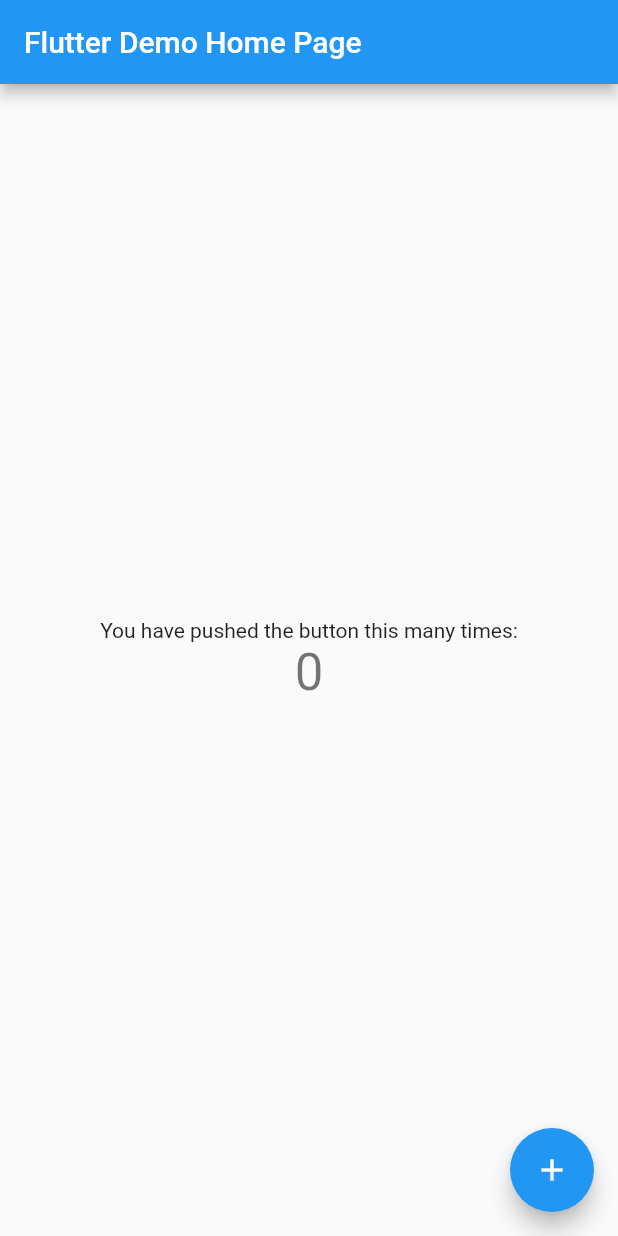
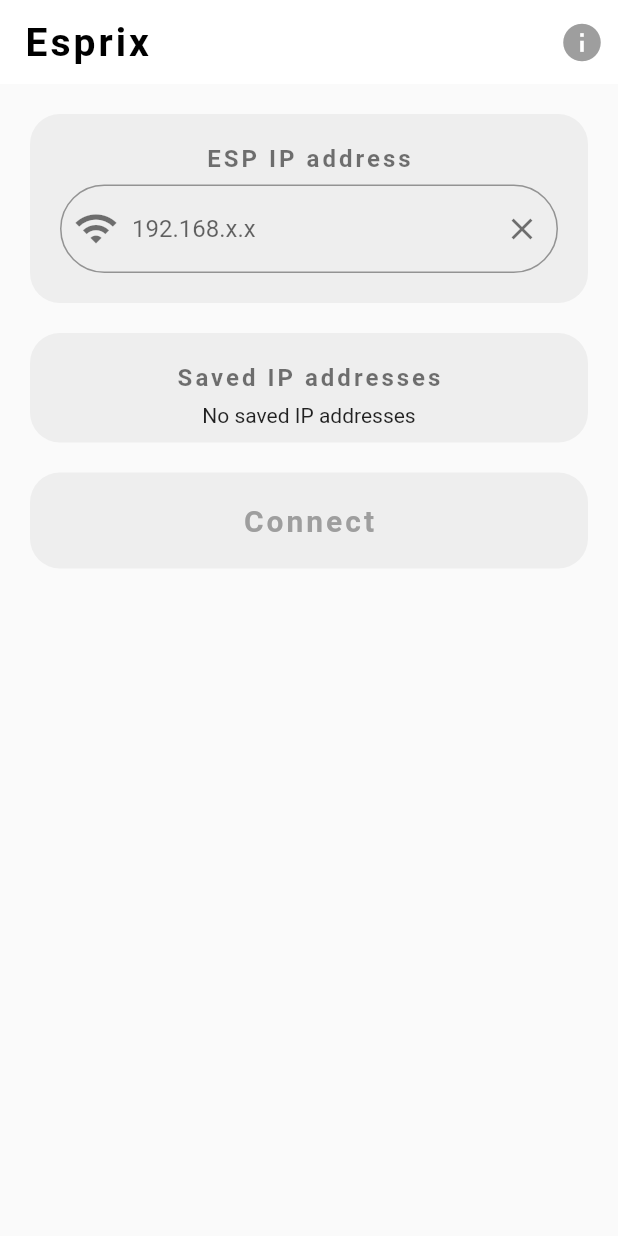
Before and after one commit to yash-ch/esprix, a Flutter app: the screen it shows after launch, on a phone screen of 412 x 824 dp. Run offline on Flutter 3.47's test engine with Material 2 defaults, Android fonts, the phone set to English and light mode, and no system bars; our stand-ins replace shared_preferences; Roboto replaces fonts that are missing (montserrat).

Commit message:
home page screen

```diff
--- /dev/null
+++ b/lib/home.dart
@@ -0,0 +1,233 @@
+// create a stateful widget home
+import 'package:flutter/material.dart';
+import 'package:shared_preferences/shared_preferences.dart';
+import 'matrixControl.dart';
+
+class Home extends StatefulWidget {
+  const Home({Key? key}) : super(key: key);
+
+  @override
+  _HomeState createState() => _HomeState();
+}
+
+// create home state
+class _HomeState extends State<Home> {
+  final TextEditingController _ipaddressController = TextEditingController();
+  List<String> _storedIpAddressList = [];
+
+  @override
+  void initState() {
+    super.initState();
+    _loadStoredList();
+  }
+
+  _loadStoredList() async {
+    SharedPreferences prefs = await SharedPreferences.getInstance();
+    setState(() {
+      _storedIpAddressList = prefs.getStringList('IPAddressList') ?? [];
+      if (_storedIpAddressList.isNotEmpty) {
+        _ipaddressController.text = _storedIpAddressList.first;
+      }
+    });
+  }
+
+  _saveList() async {
+    SharedPreferences prefs = await SharedPreferences.getInstance();
+    prefs.setStringList('IPAddressList', _storedIpAddressList);
+    _loadStoredList();
+  }
+
+  bool _isIpAddressListVisible = false;
+  // build home widget and enclose the return in scaffold
+  @override
+  Widget build(BuildContext context) {
+    return Scaffold(
+        // add appbar
+        appBar: AppBar(
+          title: const Text('Esprix'),
+          titleTextStyle: const TextStyle(
+            fontSize: 26.0,
+            fontWeight: FontWeight.bold,
+            letterSpacing: 2.0,
+            color: Colors.black,
+            fontFamily: 'montserrat',
+          ),
+          centerTitle: false,
+          backgroundColor: Colors.white,
+          elevation: 0.0,
+          actions: [
+            IconButton(
+              onPressed: () {},
+              icon: const Icon(
+                Icons.info,
+                color: Colors.grey,
+                size: 30.0,
+              ),
+            ),
+          ],
+        ),
+        // add body
+        body: SingleChildScrollView(
+          child: Column(
+            children: [
+              Container(
+                  margin: const EdgeInsets.fromLTRB(20.0, 20.0, 20.0, 0),
+                  padding: const EdgeInsets.all(20.0),
+                  // color: Colors.grey[200],
+                  decoration: BoxDecoration(
+                    color: Colors.grey[200],
+                    borderRadius: BorderRadius.circular(20.0),
+                  ),
+                  child: Column(
+                    children: [
+                      const Padding(
+                        padding: EdgeInsets.only(bottom: 8.0),
+                        child: Text("ESP IP address",
+                            textAlign: TextAlign.left,
+                            style: TextStyle(
+                                fontSize: 16.0,
+                                fontWeight: FontWeight.bold,
+                                letterSpacing: 2.0,
+                                color: Colors.black54,
+                                fontFamily: 'montserrat')),
+                      ),
+                      TextField(
+                        controller: _ipaddressController,
+                        keyboardType: const TextInputType.numberWithOptions(
+                          decimal: true,
+                          signed: false,
+                        ),
+                        decoration: InputDecoration(
+                          hintText: '192.168.x.x',
+                          labelStyle: const TextStyle(
+                            fontSize: 16.0,
+                            fontWeight: FontWeight.bold,
+                            letterSpacing: 2.0,
+                            color: Colors.grey,
+                            fontFamily: 'montserrat',
+                          ),
+                          border: OutlineInputBorder(
+                            borderRadius: BorderRadius.circular(50.0),
+                          ),
+                          prefixIcon: const Icon(
+                            Icons.wifi,
+                            color: Colors.black54,
+                            size: 30.0,
+                          ),
+                          suffixIcon: IconButton(
+                            onPressed: () {
+                              setState(() {
+                                _ipaddressController.clear();
+                              });
+                            },
+                            icon: const Icon(
+                              Icons.clear,
+                              color: Colors.black54,
+                              size: 24.0,
+                            ),
+                          ),
+                        ),
+                        onChanged: (value) {},
+                        onSubmitted: (value) {
+                          setState(() {
+                            _storedIpAddressList.insert(0, value);
+                            _saveList();
+                          });
+                        },
+                      ),
+                    ],
+                  )),
+              Container(
+                margin: const EdgeInsets.fromLTRB(20.0, 20.0, 20.0, 0),
+                padding: const EdgeInsets.fromLTRB(20.0, 20.0, 20.0, 10.0),
+                decoration: BoxDecoration(
+                  color: Colors.grey[200],
+                  borderRadius: BorderRadius.circular(20.0),
+                ),
+                child: Column(
+                  children: [
+                    const Padding(
+                      padding: EdgeInsets.only(bottom: 8.0),
+                      child: Text("Saved IP addresses",
+                          textAlign: TextAlign.left,
+                          style: TextStyle(
+                              fontSize: 16.0,
+                              fontWeight: FontWeight.bold,
+                              letterSpacing: 2.0,
+                              color: Colors.black54,
+                              fontFamily: 'montserrat')),
+                    ),
+                    _storedIpAddressList.isEmpty
+                        ? const Center(child: Text('No saved IP addresses'))
+                        : SizedBox(
+                            height: _storedIpAddressList.length < 6 ? _storedIpAddressList.length*65 :  290.0,
+                            child: ListView.builder(
+                              itemCount: _storedIpAddressList.length,
+                              itemBuilder: (context, index) {
+                                return Card(
+                                  shape: RoundedRectangleBorder(
+                                    borderRadius: BorderRadius.circular(50.0),
+                                  ),
+                                  // color: Colors.transparent,
+                                  elevation: 0.0,
+                                  child: ListTile(
+                                    title: Text(_storedIpAddressList[index]),
+                                    onTap: () {
+                                      setState(() {
+                                        _ipaddressController.text =
+                                            _storedIpAddressList[index];
+                                        _isIpAddressListVisible = false;
+                                      });
+                                    },
+                                  ),
+                                );
+                              },
+                            ),
+                          ),
+                  ],
+                ),
+              ),
+              Container(
+                //fix button to the buttom of the screen
+                width: double.infinity,
+                margin: const EdgeInsets.fromLTRB(20.0, 20.0, 20.0, 0),
+                padding: const EdgeInsets.all(8.0),
+                // color: Colors.grey[200],
+                decoration: BoxDecoration(
+                  color: Colors.grey[200],
+                  borderRadius: BorderRadius.circular(20.0),
+                ),
+                child: TextButton(
+                    onPressed: _ipaddressController.text.isEmpty
+                        ? null
+                        : () {
+                            Navigator.push(
+                              context,
+                              MaterialPageRoute(
+                                  builder: (context) => const MatrixControl()),
+                            );
+                          },
+                    child: Text(
+                      'Connect',
+                      style: _ipaddressController.text.isEmpty
+                          ? const TextStyle(
+                              fontSize: 20.0,
+                              fontWeight: FontWeight.bold,
+                              letterSpacing: 2.0,
+                              color: Colors.grey,
+                              fontFamily: 'montserrat',
+                            )
+                          : const TextStyle(
+                              fontSize: 20.0,
+                              fontWeight: FontWeight.bold,
+                              letterSpacing: 2.0,
+                              color: Colors.black,
+                              fontFamily: 'montserrat',
+                            ),
+                    )),
+              )
+            ],
+          ),
+        ));
+  }
+}
--- a/lib/main.dart
+++ b/lib/main.dart
@@ -1,115 +1,20 @@
 import 'package:flutter/material.dart';
+import 'home.dart';
 
 void main() {
+  WidgetsFlutterBinding.ensureInitialized();
   runApp(const MyApp());
 }
 
 class MyApp extends StatelessWidget {
   const MyApp({Key? key}) : super(key: key);
 
-  // This widget is the root of your application.
   @override
   Widget build(BuildContext context) {
-    return MaterialApp(
-      title: 'Flutter Demo',
-      theme: ThemeData(
-        // This is the theme of your application.
-        //
-        // Try running your application with "flutter run". You'll see the
-        // application has a blue toolbar. Then, without quitting the app, try
-        // changing the primarySwatch below to Colors.green and then invoke
-        // "hot reload" (press "r" in the console where you ran "flutter run",
-        // or simply save your changes to "hot reload" in a Flutter IDE).
-        // Notice that the counter didn't reset back to zero; the application
-        // is not restarted.
-        primarySwatch: Colors.blue,
-      ),
-      home: const MyHomePage(title: 'Flutter Demo Home Page'),
+    return const MaterialApp(
+      title: 'Esprix',
+      home: Home(),
+      debugShowCheckedModeBanner: false,
     );
   }
 }
-
-class MyHomePage extends StatefulWidget {
-  const MyHomePage({Key? key, required this.title}) : super(key: key);
-
-  // This widget is the home page of your application. It is stateful, meaning
-  // that it has a State object (defined below) that contains fields that affect
-  // how it looks.
-
-  // This class is the configuration for the state. It holds the values (in this
-  // case the title) provided by the parent (in this case the App widget) and
-  // used by the build method of the State. Fields in a Widget subclass are
-  // always marked "final".
-
-  final String title;
-
-  @override
-  State<MyHomePage> createState() => _MyHomePageState();
-}
-
-class _MyHomePageState extends State<MyHomePage> {
-  int _counter = 0;
-
-  void _incrementCounter() {
-    setState(() {
-      // This call to setState tells the Flutter framework that something has
-      // changed in this State, which causes it to rerun the build method below
-      // so that the display can reflect the updated values. If we changed
-      // _counter without calling setState(), then the build method would not be
-      // called again, and so nothing would appear to happen.
-      _counter++;
-    });
-  }
-
-  @override
-  Widget build(BuildContext context) {
-    // This method is rerun every time setState is called, for instance as done
-    // by the _incrementCounter method above.
-    //
-    // The Flutter framework has been optimized to make rerunning build methods
-    // fast, so that you can just rebuild anything that needs updating rather
-    // than having to individually change instances of widgets.
-    return Scaffold(
-      appBar: AppBar(
-        // Here we take the value from the MyHomePage object that was created by
-        // the App.build method, and use it to set our appbar title.
-        title: Text(widget.title),
-      ),
-      body: Center(
-        // Center is a layout widget. It takes a single child and positions it
-        // in the middle of the parent.
-        child: Column(
-          // Column is also a layout widget. It takes a list of children and
-          // arranges them vertically. By default, it sizes itself to fit its
-          // children horizontally, and tries to be as tall as its parent.
-          //
-          // Invoke "debug painting" (press "p" in the console, choose the
-          // "Toggle Debug Paint" action from the Flutter Inspector in Android
-          // Studio, or the "Toggle Debug Paint" command in Visual Studio Code)
-          // to see the wireframe for each widget.
-          //
-          // Column has various properties to control how it sizes itself and
-          // how it positions its children. Here we use mainAxisAlignment to
-          // center the children vertically; the main axis here is the vertical
-          // axis because Columns are vertical (the cross axis would be
-          // horizontal).
-          mainAxisAlignment: MainAxisAlignment.center,
-          children: <Widget>[
-            const Text(
-              'You have pushed the button this many times:',
-            ),
-            Text(
-              '$_counter',
-              style: Theme.of(context).textTheme.headline4,
-            ),
-          ],
-        ),
-      ),
-      floatingActionButton: FloatingActionButton(
-        onPressed: _incrementCounter,
-        tooltip: 'Increment',
-        child: const Icon(Icons.add),
-      ), // This trailing comma makes auto-formatting nicer for build methods.
-    );
-  }
-}
--- /dev/null
+++ b/lib/matrixControl.dart
@@ -0,0 +1,31 @@
+//create a stateful widget
+import 'package:flutter/material.dart';
+import 'package:shared_preferences/shared_preferences.dart';
+
+class MatrixControl extends StatefulWidget {
+  const MatrixControl({Key? key}) : super(key: key);
+
+  @override
+  _MatrixControlState createState() => _MatrixControlState();
+}
+
+class _MatrixControlState extends State<MatrixControl> {
+  @override
+  Widget build(BuildContext context) {
+    return Scaffold(
+      appBar: AppBar(
+        title: const Text('Dot Matrix Controller'),
+        titleTextStyle: const TextStyle(
+          fontSize: 20.0,
+          fontWeight: FontWeight.bold,
+          // letterSpacing: 2.0,
+          color: Colors.black,
+          fontFamily: 'montserrat',
+        ),
+        iconTheme: const IconThemeData(color: Colors.black),
+        backgroundColor: Colors.white,
+        elevation: 0.0,
+      ),
+    );
+  }
+}
--- a/pubspec.yaml
+++ b/pubspec.yaml
@@ -34,6 +34,7 @@
   # The following adds the Cupertino Icons font to your application.
   # Use with the CupertinoIcons class for iOS style icons.
   cupertino_icons: ^1.0.2
+  shared_preferences: ^2.0.7
 
 dev_dependencies:
   flutter_test:
```
Also changed, not shown: pubspec.lock, 1 other file.
